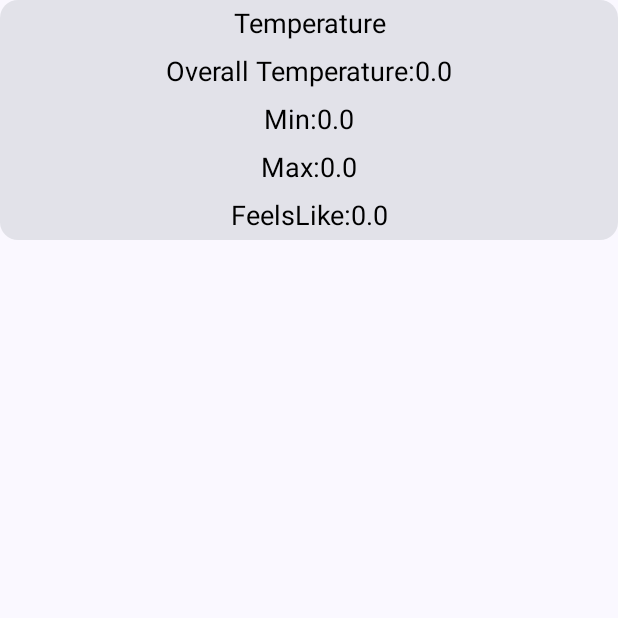
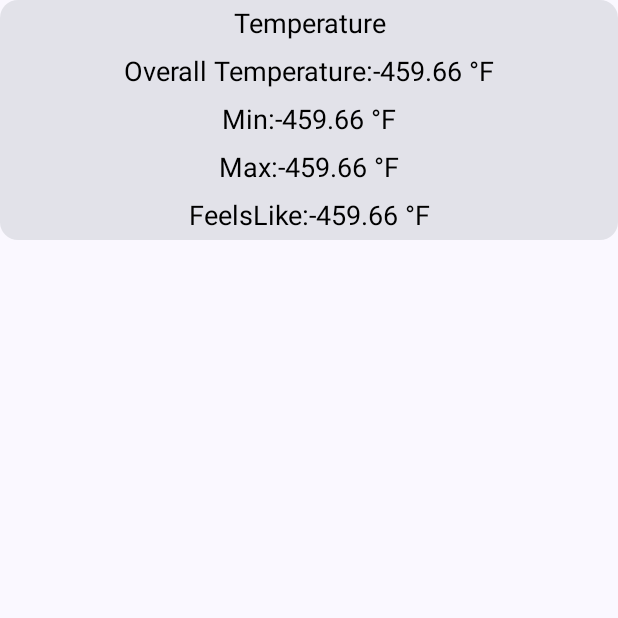
Before and after one commit to SoloPat/WeatherApp, an Android app built with Jetpack Compose: the composable TemperatureUI shown on its own in the app's theme, on a phone screen of 412 x 824 dp, the top half of it. Run offline under Robolectric (Android 15) with nearby library versions, the phone set to English and light mode, and no system bars; pictures from the network do not load; 1 statement that could not run was skipped.

Commit message:
Location working

```diff
--- a/app/src/main/java/com/example/weatherapp/data/model/DataModels.kt
+++ b/app/src/main/java/com/example/weatherapp/data/model/DataModels.kt
@@ -1,4 +1,7 @@
 package com.example.weatherapp.data.model
+
+import java.math.RoundingMode
+import java.text.DecimalFormat
 
 data class Weather(val weather: List<WeatherDescription>, val main:Temperature, val name:String)
 
@@ -7,8 +10,27 @@ data class Temperature(val temp:Float=0.0f,
                        val temp_min : Float=0.0f,
                        val temp_max : Float=0.0f,
                        val pressure : Int=0,
-                       val humidity : Int=0)
+                       val humidity : Int=0){
 
-data class WeatherDescription(val id: Int = 0, val main:String="", val description : String="", val icon:String="04d")
+    fun displayTemp() : String{
+        return convert(temp)
+    }
+    fun displayFeelsLike():String{
+        return convert(feels_like)
+    }
+    fun displayMin():String{
+        return convert(temp_min)
+    }
+    fun displayMax():String{
+        return convert(temp_max)
+    }
+    fun convert(value: Float): String {
+        val fahrenheitValue = ((value - 273.15) * (9.0/5)) + 32.0
+        val df = DecimalFormat("#.##")
+        df.roundingMode = RoundingMode.DOWN
+        val convertedValue = df.format(fahrenheitValue)
+        return "$convertedValue °F"
+    }
+}
 
-data class LatLong(val lat:Double=0.0, val lon: Double=0.0)
+data class WeatherDescription(val id: Int = 0, val main:String="", val description : String="", val icon:String="04d"){}
--- a/app/src/main/java/com/example/weatherapp/data/repository/WeatherRepository.kt
+++ b/app/src/main/java/com/example/weatherapp/data/repository/WeatherRepository.kt
@@ -8,7 +8,9 @@ import javax.inject.Inject
 
 class WeatherRepository @Inject constructor(private val datasource: WeatherDatasource, private val dataStore: WeatherDataStore) {
     suspend fun getWeather(city : String,lat : String = "", lon : String=""):Result<Weather>{
-        dataStore.saveLastSearchedLocation(city)
+        if(city.isNotEmpty() || city.isNotBlank()) {
+            dataStore.saveLastSearchedLocation(city)
+        }
         return datasource.getWeather(city = city, lat=lat, lon=lon)
     }
 }
--- a/app/src/main/java/com/example/weatherapp/ui/WeatherComposeApp.kt
+++ b/app/src/main/java/com/example/weatherapp/ui/WeatherComposeApp.kt
@@ -8,7 +8,6 @@ import androidx.compose.foundation.layout.Spacer
 import androidx.compose.foundation.layout.fillMaxWidth
 import androidx.compose.foundation.layout.height
 import androidx.compose.foundation.layout.padding
-import androidx.compose.foundation.layout.size
 import androidx.compose.foundation.layout.width
 import androidx.compose.foundation.shape.CircleShape
 import androidx.compose.material.icons.Icons
@@ -91,12 +90,12 @@ fun MySearchBar(weatherViewModel: WeatherViewModel = viewModel()){
 
     PermiChecker(permissionsState,
         grantedContent = {
-            //Text(text = "Permission Granted")
+            Text(text = "Permission Granted")
             getUserLocationNonComp(LocalContext.current) {
                 weatherViewModel.getWeatherByCurrentLocation(lat = it.latitude, lon = it.longitude)
             } },
         notGrantedContent = {
-            //Text(text = "Permission Not Granted Last Location ${dataStore.lastLocationFlow}")
+            Text(text = "Permission Not Granted Last Location ${dataStore.lastLocationFlow}")
             weatherViewModel.getWeather(city = lastSearch.value)
                             },
         notAvailableContent = {})//Text(text = "Permission Not Available")})
@@ -180,10 +179,10 @@ fun CenteredText(text : String){
 fun TemperatureUI(temp:Temperature){
     Card() {
         CenteredText(text = "Temperature")
-        CenteredText("Overall Temperature:${temp.temp}")
-        CenteredText("Min:${temp.temp_min}")
-        CenteredText("Max:${temp.temp_max}")
-        CenteredText("FeelsLike:${temp.feels_like}")
+        CenteredText("Overall Temperature:${temp.displayTemp()}")
+        CenteredText("Min:${temp.displayMin()}")
+        CenteredText("Max:${temp.displayMax()}")
+        CenteredText("FeelsLike:${temp.displayFeelsLike()}")
     }
 }
 
--- a/app/src/main/java/com/example/weatherapp/util/LocationUtil.kt
+++ b/app/src/main/java/com/example/weatherapp/util/LocationUtil.kt
@@ -54,12 +54,11 @@ fun getUserLocationNonComp(context: Context, callb:(latLon:LatandLong)->Unit) {
             LocationRequest.Builder(60000)
                 .setMaxUpdateDelayMillis(60000)
                 .setIntervalMillis(50000)
-                .setDurationMillis(10)
+                .setDurationMillis(50)
                 .setPriority(Priority.PRIORITY_LOW_POWER)
                 .setMaxUpdates(1)
-                .setGranularity(Granularity.GRANULARITY_COARSE)
+                .setGranularity(Granularity.GRANULARITY_PERMISSION_LEVEL)
                 .build()
-        //use FusedLocationProviderClient to request location update
         locationProvider.requestLocationUpdates(
             locationRequest,
             it,
--- a/app/src/main/java/com/example/weatherapp/util/WeatherDataStore.kt
+++ b/app/src/main/java/com/example/weatherapp/util/WeatherDataStore.kt
@@ -1,6 +1,7 @@
 package com.example.weatherapp.util
 
 import android.content.Context
+import android.util.Log
 import androidx.datastore.core.DataStore
 import androidx.datastore.preferences.core.Preferences
 import androidx.datastore.preferences.core.edit
@@ -11,11 +12,13 @@ import kotlinx.coroutines.flow.map
 
 class WeatherDataStore(private val context : Context) {
     companion object {
+        val TAG : String ="WeatherDataStore"
         val Context.weatherDataStore: DataStore<Preferences> by preferencesDataStore(name = "WeatherDataStore")
         private val LAST_LOCATION_SEARCH = stringPreferencesKey("last_searched_location")
     }
 
     suspend fun saveLastSearchedLocation(lastLocation:String){
+        Log.d(TAG, "saveLastSearchedLocation${lastLocation}")
         context.weatherDataStore.edit{pref ->
             pref[LAST_LOCATION_SEARCH] = lastLocation
         }
```
